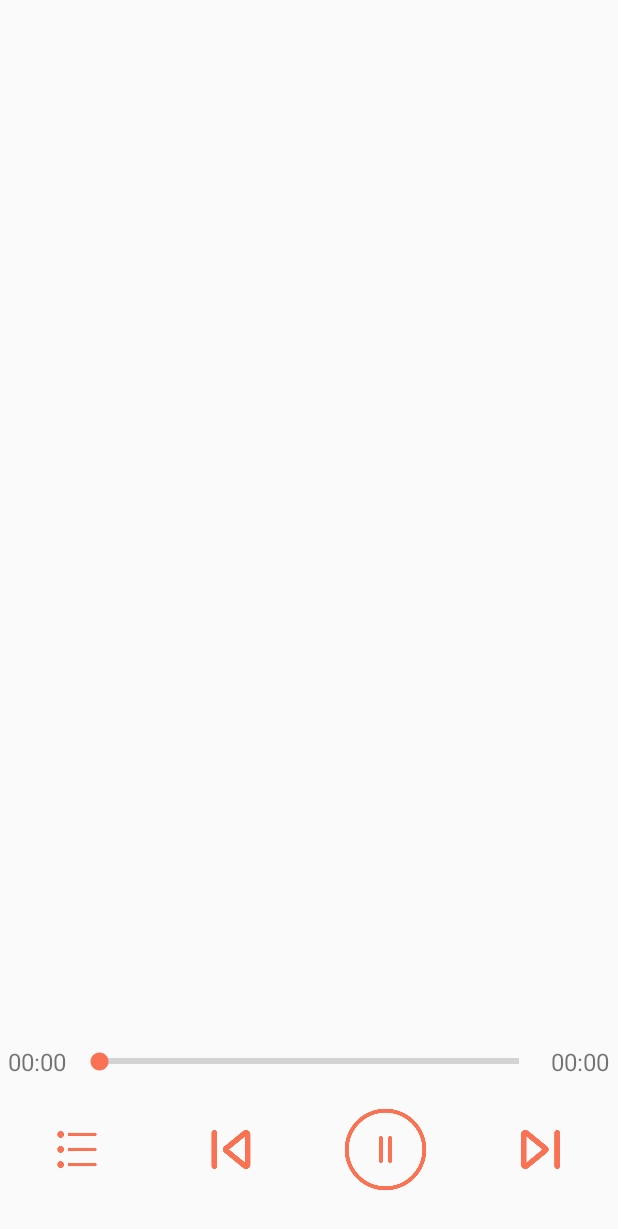
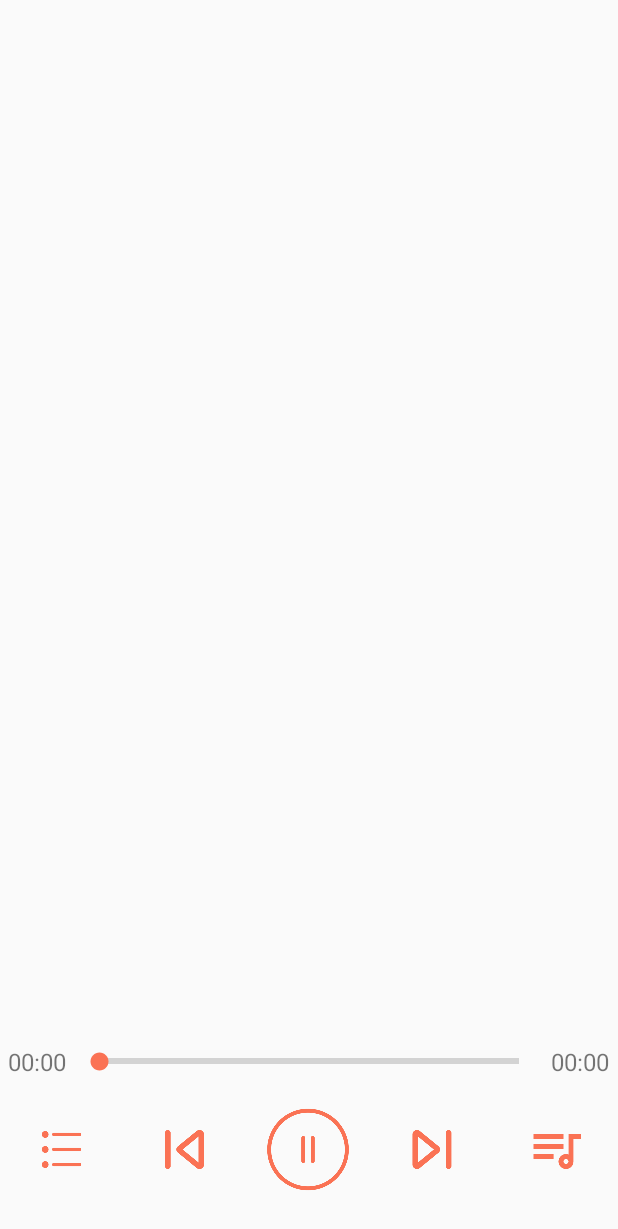
Before and after one commit to mangjuxiong/FM-design, an Android app: the PlayerActivity screen opened directly, with no data from a screen before it, on a phone screen of 412 x 824 dp. Shown: the top 1229 px of the screen. Run offline under Robolectric (Android 15) with nearby library versions, the phone set to English and light mode, and no system bars; 2 statements that could not run were skipped.

Commit message:
p59 08分

```diff
--- a/app/src/main/java/com/example/fm_design/PlayerActivity.java
+++ b/app/src/main/java/com/example/fm_design/PlayerActivity.java
@@ -1,11 +1,16 @@
 package com.example.fm_design;
 
+import android.animation.ValueAnimator;
 import android.annotation.SuppressLint;
 import android.os.Bundle;
 import android.text.TextUtils;
+import android.view.Gravity;
 import android.view.MotionEvent;
 import android.view.View;
+import android.view.Window;
+import android.view.WindowManager;
 import android.widget.ImageView;
+import android.widget.PopupWindow;
 import android.widget.SeekBar;
 import android.widget.TextView;
 
@@ -16,6 +21,7 @@ import com.example.fm_design.adapters.PlayerTrackPagerAdapter;
 import com.example.fm_design.interfaces.IPlayCallback;
 import com.example.fm_design.presenters.PlayerPresenter;
 import com.example.fm_design.utils.LogUtil;
+import com.example.fm_design.views.SobPopWindow;
 import com.ximalaya.ting.android.opensdk.model.track.Track;
 import com.ximalaya.ting.android.opensdk.player.service.XmPlayListControl;
 
@@ -51,7 +57,6 @@ public class PlayerActivity extends AppCompatActivity implements IPlayCallback,
     private boolean mIsUserSlidePager=false;
     private ImageView mPlayModeSwitchBtn;
 
-
     private XmPlayListControl.PlayMode mCurrentMode= PLAY_MODEL_LIST;
     private static  Map<XmPlayListControl.PlayMode,XmPlayListControl.PlayMode> sPlayModeRule=new HashMap<>();
     //歌曲播放模式
@@ -66,6 +71,12 @@ public class PlayerActivity extends AppCompatActivity implements IPlayCallback,
         sPlayModeRule.put(PLAY_MODEL_SINGLE_LOOP,PLAY_MODEL_LIST);
     }
 
+    private ImageView mPlayerListBtn;
+    private SobPopWindow mSobPopWindow;
+    private ValueAnimator mEnterBgAnimation;
+    private ValueAnimator mOutBgAnimation;
+    private final  int WINDOW_DURATION=500;
+
     @Override
     protected void onCreate(Bundle savedInstanceState) {
         super.onCreate(savedInstanceState);
@@ -76,6 +87,28 @@ public class PlayerActivity extends AppCompatActivity implements IPlayCallback,
         //在界面初始化数据之后才去获取数据
         mPlayerPresenter.getPlayList();
         initEvent();
+        initBgAnimation();
+    }
+
+    private void initBgAnimation() {
+        mEnterBgAnimation = ValueAnimator.ofFloat(1.0f,0.7f);
+        mEnterBgAnimation.setDuration(WINDOW_DURATION);
+        mEnterBgAnimation.addUpdateListener(new ValueAnimator.AnimatorUpdateListener() {
+            @Override
+            public void onAnimationUpdate(ValueAnimator animation) {
+                float value= (float) animation.getAnimatedValue();
+                updateBgAlpha(value);
+            }
+        });
+        mOutBgAnimation = ValueAnimator.ofFloat(0.7f,1.0f);
+        mOutBgAnimation.setDuration(WINDOW_DURATION);
+        mOutBgAnimation.addUpdateListener(new ValueAnimator.AnimatorUpdateListener() {
+            @Override
+            public void onAnimationUpdate(ValueAnimator animation) {
+                float value= (float) animation.getAnimatedValue();
+                updateBgAlpha(value);
+            }
+        });
     }
 
     @Override
@@ -168,6 +201,30 @@ public class PlayerActivity extends AppCompatActivity implements IPlayCallback,
                 }
             }
         });
+        mPlayerListBtn.setOnClickListener(new View.OnClickListener() {
+            @Override
+            public void onClick(View v) {
+                //展示播放列表
+                mSobPopWindow.showAtLocation(v, Gravity.BOTTOM,0,0);
+                //设置透明度为灰色
+                mEnterBgAnimation.start();
+            }
+        });
+        mSobPopWindow.setOnDismissListener(new PopupWindow.OnDismissListener() {
+            @Override
+            public void onDismiss() {
+                //popupWindows消失时恢复透明度
+                mOutBgAnimation.start();
+            }
+        });
+    }
+
+    //设置当前页面的透明度（1为完全透明，0为完全不透明）
+    public  void updateBgAlpha(float alpha){
+        Window window=getWindow();
+        WindowManager.LayoutParams attributes = window.getAttributes();
+        attributes.alpha=alpha;
+        window.setAttributes(attributes);
     }
 
     /**
@@ -207,6 +264,7 @@ public class PlayerActivity extends AppCompatActivity implements IPlayCallback,
         mPlayPre = this.findViewById(R.id.play_pre);
         mPlayNext = this.findViewById(R.id.play_next);
         mTrackTitleTv = this.findViewById(R.id.track_title);
+        mPlayerListBtn = findViewById(R.id.player_list);
         if (!TextUtils.isEmpty(mTrackTitleText)) {
             mTrackTitleTv.setText(mTrackTitleText);
         }
@@ -216,6 +274,7 @@ public class PlayerActivity extends AppCompatActivity implements IPlayCallback,
         //配置适配器
         mTrackPagerView.setAdapter(mTrackPagerAdapter);
         mPlayModeSwitchBtn = this.findViewById(R.id.player_mode_switch_btn);
+        mSobPopWindow = new SobPopWindow();
     }
 
 
@@ -260,6 +319,10 @@ public class PlayerActivity extends AppCompatActivity implements IPlayCallback,
     public void onListLoaded(List<Track> list) {
         if (mTrackPagerAdapter != null) {
             mTrackPagerAdapter.setData(list);
+        }
+        //给节目列表添加一份新数据
+        if (mSobPopWindow != null) {
+            mSobPopWindow.setListData(list);
         }
     }
 
--- /dev/null
+++ b/app/src/main/java/com/example/fm_design/adapters/PlayListAdapter.java
@@ -0,0 +1,57 @@
+package com.example.fm_design.adapters;
+
+import android.view.LayoutInflater;
+import android.view.View;
+import android.view.ViewGroup;
+import android.widget.TextView;
+
+import androidx.annotation.NonNull;
+import androidx.recyclerview.widget.RecyclerView;
+
+import com.example.fm_design.R;
+import com.ximalaya.ting.android.opensdk.model.track.Track;
+
+import java.util.ArrayList;
+import java.util.List;
+
+public class PlayListAdapter extends RecyclerView.Adapter<PlayListAdapter.ViewHolder> {
+    private  List<Track> mData=new ArrayList<>();
+    @NonNull
+    @Override
+    public ViewHolder onCreateViewHolder(@NonNull ViewGroup parent, int viewType) {
+        View view= LayoutInflater.from(parent.getContext()).inflate(R.layout.play_list_item,parent,false);
+        return new ViewHolder(view);
+    }
+
+    @Override
+    public void onBindViewHolder(@NonNull ViewHolder holder, int position) {
+        Track track=mData.get(position);
+        holder.mTrackTitleTv.setText(track.getTrackTitle());
+    }
+
+    @Override
+    public int getItemCount() {
+        if (mData != null) {
+            return mData.size();
+        }else{
+            return 0;
+        }
+    }
+
+    public  void setData(List<Track> list){
+        if (list != null) {
+            mData.clear();
+            mData.addAll(list);
+            notifyDataSetChanged();
+        }
+    }
+    public class ViewHolder extends RecyclerView.ViewHolder {
+
+        private final TextView mTrackTitleTv;
+
+        public ViewHolder(@NonNull View itemView) {
+            super(itemView);
+            mTrackTitleTv = itemView.findViewById(R.id.track_title_tv);
+        }
+    }
+}
--- /dev/null
+++ b/app/src/main/java/com/example/fm_design/views/SobPopWindow.java
@@ -0,0 +1,64 @@
+package com.example.fm_design.views;
+
+import android.view.LayoutInflater;
+import android.view.View;
+import android.view.ViewGroup;
+import android.widget.PopupWindow;
+import android.widget.TextView;
+
+import androidx.recyclerview.widget.LinearLayoutManager;
+import androidx.recyclerview.widget.RecyclerView;
+
+import com.example.fm_design.R;
+import com.example.fm_design.adapters.PlayListAdapter;
+import com.example.fm_design.base.BaseApplication;
+import com.ximalaya.ting.android.opensdk.model.track.Track;
+
+import java.util.List;
+
+public class SobPopWindow extends PopupWindow {
+
+    private final View mPopView;
+    private TextView mPlayListCloseBtn;
+    private RecyclerView mPlayListRv;
+    private PlayListAdapter mAdapter;
+
+    public SobPopWindow(){
+        //设置宽高
+        super();
+        setWidth(ViewGroup.LayoutParams.MATCH_PARENT);
+        setHeight(ViewGroup.LayoutParams.WRAP_CONTENT);
+        setFocusable(true);
+        setOutsideTouchable(true);
+        //加载view
+        mPopView = LayoutInflater.from(BaseApplication.getAppContext()).inflate(R.layout.pop_play_list,null);
+        //设置内容
+        setContentView(mPopView);
+        //设置进出场动画
+        setAnimationStyle(R.style.pop_animation);
+        initView();
+        initEvent();
+    }
+
+    private void initView() {
+        mPlayListCloseBtn = mPopView.findViewById(R.id.play_list_close_btn);
+        mPlayListRv = mPopView.findViewById(R.id.play_list_rv);
+        mAdapter = new PlayListAdapter();
+        mPlayListRv.setLayoutManager(new LinearLayoutManager(BaseApplication.getAppContext()));
+        mPlayListRv.setAdapter(mAdapter);
+    }
+
+    private void initEvent() {
+        mPlayListCloseBtn.setOnClickListener(new View.OnClickListener() {
+            @Override
+            public void onClick(View v) {
+                dismiss();
+            }
+        });
+    }
+    public void setListData(List<Track> list){
+        if (mAdapter != null) {
+            mAdapter.setData(list);
+        }
+    }
+}
--- /dev/null
+++ b/app/src/main/res/anim/pop_in.xml
@@ -0,0 +1,12 @@
+<?xml version="1.0" encoding="utf-8"?>
+<set xmlns:android="http://schemas.android.com/apk/res/android">
+
+    <translate
+        android:fromYDelta="100%"
+        android:toYDelta="0"
+        android:duration="300"/>
+
+    <alpha android:fromAlpha="0.8"
+        android:toAlpha="1.0"
+        android:duration="300"/>
+</set>
--- /dev/null
+++ b/app/src/main/res/anim/pop_out.xml
@@ -0,0 +1,12 @@
+<?xml version="1.0" encoding="utf-8"?>
+<set xmlns:android="http://schemas.android.com/apk/res/android">
+
+    <translate
+        android:fromYDelta="0"
+        android:toYDelta="100%"
+        android:duration="300"/>
+
+    <alpha android:fromAlpha="1.0"
+        android:toAlpha="0.8"
+        android:duration="300"/>
+</set>
--- /dev/null
+++ b/app/src/main/res/drawable/selector_play_list.xml
@@ -0,0 +1,7 @@
+<?xml version="1.0" encoding="utf-8"?>
+<selector xmlns:android="http://schemas.android.com/apk/res/android">
+    <!---有状态的-->
+    <item android:drawable="@mipmap/play_list_impress" android:state_pressed="true"/>
+    <!---没状态的-->
+    <item android:drawable="@mipmap/play_list_normal"/>
+</selector>
--- a/app/src/main/res/layout/activity_detail.xml
+++ b/app/src/main/res/layout/activity_detail.xml
@@ -19,7 +19,7 @@
         android:layout_height="60dp"
         android:layout_below="@id/iv_large_cover"
         android:layout_marginTop="2dp"
-        android:background="@color/with">
+        android:background="@color/withe">
 
         <TextView
             android:layout_width="75dp"
--- a/app/src/main/res/layout/activity_player.xml
+++ b/app/src/main/res/layout/activity_player.xml
@@ -106,14 +106,12 @@
                 android:layout_height="30dp"
                 android:layout_weight="1"
                 android:src="@drawable/selector_next" />
-<!---
             <ImageView
                 android:id="@+id/player_list"
                 android:layout_width="0dp"
-                android:layout_height="30dp"
+                android:layout_height="40dp"
                 android:layout_weight="1"
-                android:src="@mipmap/play_list" />
--->
+                android:src="@drawable/selector_play_list" />
 
         </LinearLayout>
 
--- a/app/src/main/res/values/colors.xml
+++ b/app/src/main/res/values/colors.xml
@@ -5,5 +5,6 @@
     <color name="colorAccent">#03DAC5</color>
 
     <color name="main_color">#FA7254</color>
-    <color name="with">#FFFFFF</color>
+    <color name="withe">#FFFFFF</color>
+    <color name="black">#000000</color>
 </resources>
--- a/app/src/main/res/values/styles.xml
+++ b/app/src/main/res/values/styles.xml
@@ -7,4 +7,8 @@
         <item name="colorAccent">@color/main_color</item>
     </style>
 
+    <style name="pop_animation" parent="android:Animation">
+        <item name="android:windowEnterAnimation">@anim/pop_in</item>
+        <item name="android:windowExitAnimation">@anim/pop_out</item>
+    </style>
 </resources>
```
Also changed, not shown: app/src/main/res/drawable/shape_play_list_bg.xml (added, +9 -0 lines), app/src/main/res/layout/play_list_item.xml (added, +24 -0 lines), app/src/main/res/layout/pop_play_list.xml (added, +28 -0 lines), app/src/main/res/mipmap-mdpi/play_list_impress.png (renamed from app/src/main/res/mipmap-mdpi/play_list.png), app/src/main/res/mipmap-mdpi/play_list_normal.png (added).
